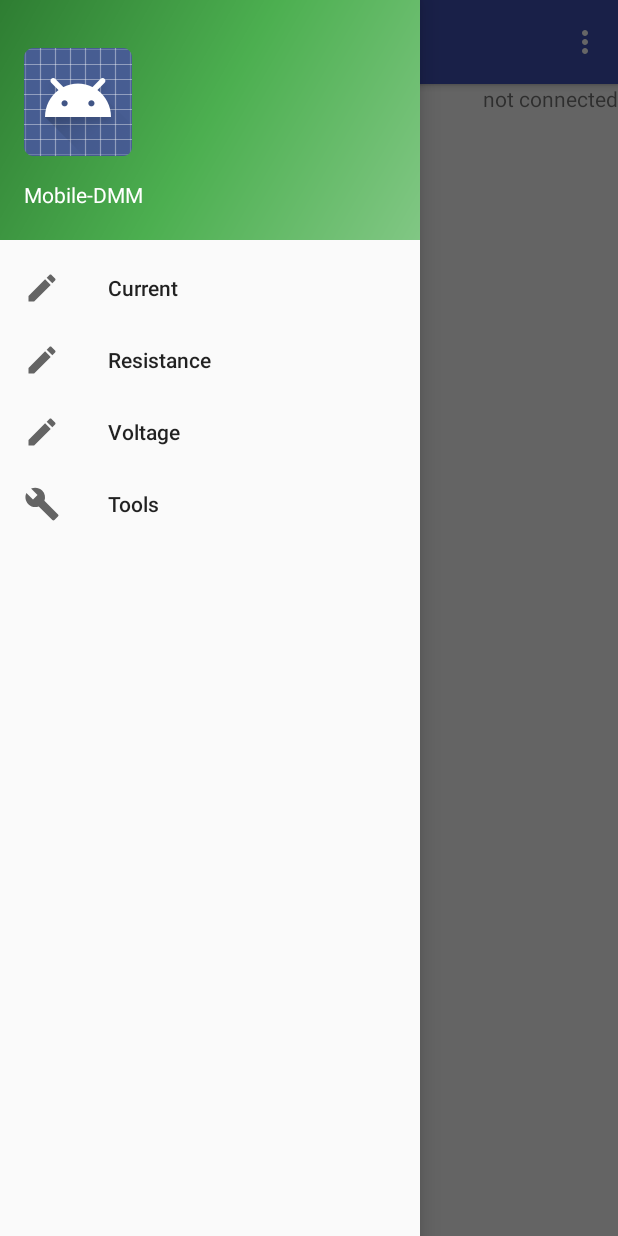
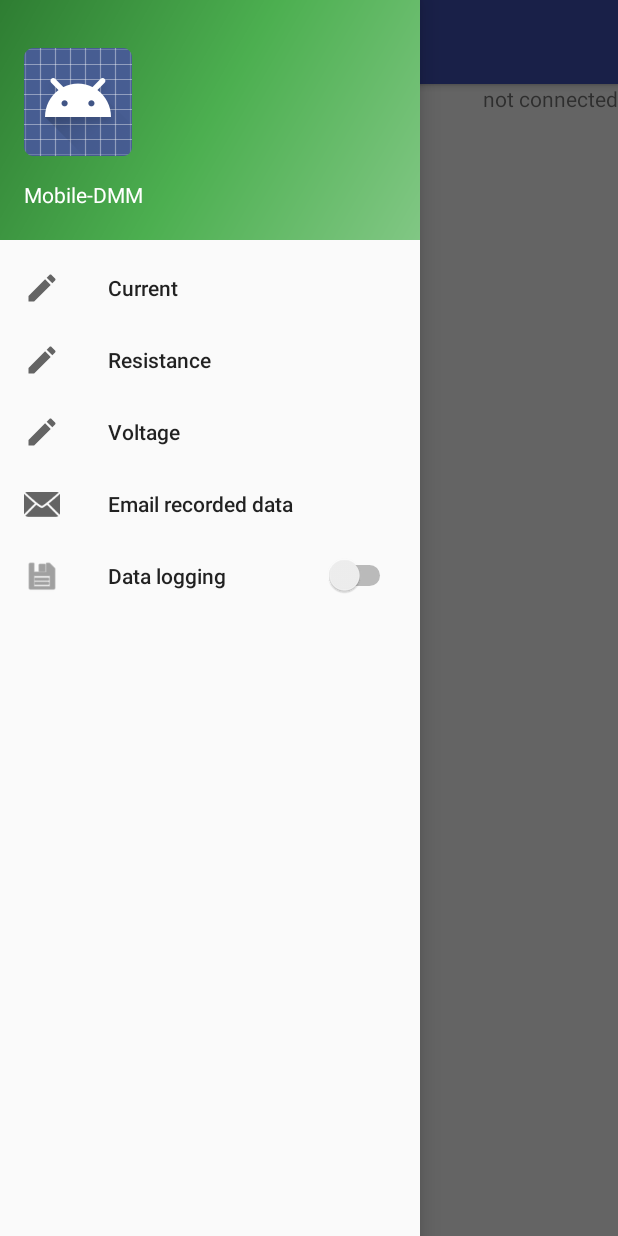
Before and after one commit to SirCipher/DesConApp, an Android app: the screen it shows after launch (MainActivity), with the side drawer open, on a phone screen of 412 x 824 dp. Run offline under Robolectric (Android 15) with nearby library versions, the phone set to English and light mode, and no system bars.

Commit message:
Changed navigation-bar layout to contain data-logging setting and emailing

```diff
--- a/app/src/main/java/com/type2labs/dmm/MainActivity.java
+++ b/app/src/main/java/com/type2labs/dmm/MainActivity.java
@@ -32,8 +32,6 @@ import android.support.v7.app.AppCompatActivity;
 import android.support.v7.widget.Toolbar;
 import android.util.Log;
 import android.view.KeyEvent;
-import android.view.Menu;
-import android.view.MenuInflater;
 import android.view.MenuItem;
 import android.view.View;
 import android.view.View.OnClickListener;
@@ -55,7 +53,7 @@ import com.type2labs.dmm.bluetooth.NullConnector;
 import com.type2labs.dmm.utils.EmailUtils;
 
 
-public class MainActivity extends AppCompatActivity implements SharedPreferences.OnSharedPreferenceChangeListener, NavigationView.OnNavigationItemSelectedListener {
+public class MainActivity extends AppCompatActivity implements NavigationView.OnNavigationItemSelectedListener {
 
     private static final String TAG = MainActivity.class.getSimpleName();
     private static final boolean D = true;
@@ -87,7 +85,7 @@ public class MainActivity extends AppCompatActivity implements SharedPreferences
     // See: https://code.google.com/p/android/issues/detail?id=24931#c1
     private boolean pendingRequestEnableBt = false;
     // controlled by user settings
-    private boolean recordingEnabled;
+    private boolean recordingEnabled = false;
     private String defaultEmail;
     private boolean mockDevicesEnabled;
     private String deviceName;
@@ -159,20 +157,25 @@ public class MainActivity extends AppCompatActivity implements SharedPreferences
         if (savedInstanceState != null) {
             pendingRequestEnableBt = savedInstanceState.getBoolean(SAVED_PENDING_REQUEST_ENABLE_BT);
         }
+
         setContentView(R.layout.activity_main);
         Toolbar toolbar = (Toolbar) findViewById(R.id.toolbar);
         setSupportActionBar(toolbar);
 
         DrawerLayout drawer = (DrawerLayout) findViewById(R.id.drawer_layout);
-        ActionBarDrawerToggle toggle = new ActionBarDrawerToggle(
-                this, drawer, toolbar, R.string.navigation_drawer_open, R.string.navigation_drawer_close);
+        ActionBarDrawerToggle toggle = new ActionBarDrawerToggle(this, drawer, toolbar, R.string.navigation_drawer_open, R.string.navigation_drawer_close);
         drawer.setDrawerListener(toggle);
         toggle.syncState();
 
         NavigationView navigationView = (NavigationView) findViewById(R.id.nav_view);
         navigationView.setNavigationItemSelectedListener(this);
 
-        updateParamsFromSettings();
+//        Switch recordingSwitch = (Switch) findViewById(R.id.toggle_logging);
+//        recordingSwitch.setOnCheckedChangeListener(new CompoundButton.OnCheckedChangeListener() {
+//            public void onCheckedChanged(CompoundButton buttonView, boolean isChecked) {
+//                recordingEnabled = isChecked;
+//            }
+//        });
 
         mStatusView = (TextView) findViewById(R.id.btstatus);
         mSendTextContainer = findViewById(R.id.send_text_container);
@@ -223,14 +226,6 @@ public class MainActivity extends AppCompatActivity implements SharedPreferences
         });
 
         onBluetoothStateChanged();
-
-//        Fragment frag = getFragmentManager().findFragmentById(R.id.sidebar_text_version);
-//        ((TextView) frag.getView().findViewById(R.id.sidebar_text_version)).setText("Version: "+ getPackageName());
-    }
-
-    private void updateParamsFromSettings() {
-        recordingEnabled = getSharedPreferences().getBoolean(getString(R.string.pref_record), false);
-        defaultEmail = getSharedPreferences().getString(getString(R.string.pref_default_email), "");
     }
 
     private void startDeviceListActivity() {
@@ -309,34 +304,7 @@ public class MainActivity extends AppCompatActivity implements SharedPreferences
                     //Toast.makeText(this, R.string.msg_email_not_sent, Toast.LENGTH_LONG).show();
                 }
                 break;
-            case MENU_SETTINGS:
-                updateParamsFromSettings();
-                break;
         }
-    }
-
-    @Override
-    public boolean onCreateOptionsMenu(Menu menu) {
-        MenuInflater inflater = getMenuInflater();
-        inflater.inflate(R.menu.main, menu);
-        return true;
-    }
-
-    @Override
-    public boolean onOptionsItemSelected(MenuItem item) {
-        int itemId = item.getItemId();
-        if (itemId == R.id.menu_settings) {
-            startActivityForResult(SettingsActivity.class, MENU_SETTINGS);
-        } else if (itemId == R.id.menu_email_recorded_data) {
-            if (recording.length() > 0) {
-                launchEmailApp(EmailUtils.prepareDeviceRecording(this, defaultEmail, deviceName, recording.toString()));
-            } else if (recordingEnabled) {
-                Toast.makeText(this, R.string.msg_nothing_recorded, Toast.LENGTH_LONG).show();
-            } else {
-                Toast.makeText(this, R.string.msg_nothing_recorded_recording_disabled, Toast.LENGTH_LONG).show();
-            }
-        }
-        return false;
     }
 
     private void launchEmailApp(Intent intent) {
@@ -393,13 +361,6 @@ public class MainActivity extends AppCompatActivity implements SharedPreferences
         outState.putBoolean(SAVED_PENDING_REQUEST_ENABLE_BT, pendingRequestEnableBt);
     }
 
-    @Override
-    public void onSharedPreferenceChanged(SharedPreferences sharedPreferences, String prefName) {
-        Log.d(TAG, "++onSharedPreferenceChanged");
-        if (prefName.equals(getString(R.string.pref_record))) {
-            updateParamsFromSettings();
-        }
-    }
 
     private SharedPreferences getSharedPreferences() {
         return PreferenceManager.getDefaultSharedPreferences(this);
@@ -407,13 +368,11 @@ public class MainActivity extends AppCompatActivity implements SharedPreferences
 
     @Override
     protected void onResume() {
-        getSharedPreferences().registerOnSharedPreferenceChangeListener(this);
         super.onResume();
     }
 
     @Override
     protected void onPause() {
-        getSharedPreferences().unregisterOnSharedPreferenceChangeListener(this);
         super.onPause();
     }
 
@@ -429,6 +388,15 @@ public class MainActivity extends AppCompatActivity implements SharedPreferences
             case R.id.nav_voltage:
                 sendMessage("Volts");
                 break;
+            case R.id.menu_email_recorded_data:
+                if (recording.length() > 0) {
+                    launchEmailApp(EmailUtils.prepareDeviceRecording(this, defaultEmail, deviceName, recording.toString()));
+                } else if (recordingEnabled) {
+                    Toast.makeText(this, R.string.msg_nothing_recorded, Toast.LENGTH_LONG).show();
+                } else {
+                    Toast.makeText(this, R.string.msg_nothing_recorded_recording_disabled, Toast.LENGTH_LONG).show();
+                }
+                break;
             default:
                 break;
         }
--- /dev/null
+++ b/app/src/main/res/layout/switch_item.xml
@@ -0,0 +1,10 @@
+<RelativeLayout xmlns:android="http://schemas.android.com/apk/res/android"
+    android:layout_width="match_parent"
+    android:layout_height="match_parent">
+
+    <Switch
+        android:layout_width="wrap_content"
+        android:layout_height="wrap_content"
+        android:layout_centerHorizontal="true"
+        android:layout_centerVertical="true" />
+</RelativeLayout>
--- a/app/src/main/res/menu/activity_options_drawer.xml
+++ b/app/src/main/res/menu/activity_options_drawer.xml
@@ -1,22 +1,28 @@
 <?xml version="1.0" encoding="utf-8"?>
-<menu xmlns:android="http://schemas.android.com/apk/res/android">
+<menu xmlns:android="http://schemas.android.com/apk/res/android"
+    xmlns:app="http://schemas.android.com/apk/res-auto">
 
     <group android:checkableBehavior="single">
         <item
             android:id="@+id/nav_current"
             android:icon="@drawable/ic_mode_edit_black_24dp"
-            android:title="Current" />
+            android:title="@string/nav_current" />
         <item
             android:id="@+id/nav_resistance"
             android:icon="@drawable/ic_mode_edit_black_24dp"
-            android:title="Resistance" />
+            android:title="@string/nav_resistance" />
         <item
             android:id="@+id/nav_voltage"
             android:icon="@drawable/ic_mode_edit_black_24dp"
-            android:title="Voltage" />
+            android:title="@string/nav_voltage" />
         <item
-            android:id="@+id/nav_tools"
-            android:icon="@drawable/ic_menu_manage"
-            android:title="Tools" />
+            android:id="@+id/menu_email_recorded_data"
+            android:icon="@android:drawable/ic_dialog_email"
+            android:title="@string/menu_email_recorded_data" />
+        <item
+            android:id="@+id/toggle_logging"
+            android:icon="@android:drawable/ic_menu_save"
+            android:title="@string/nav_data_logging"
+            app:actionLayout="@layout/switch_item" />
     </group>
 </menu>
--- a/app/src/main/res/values/strings.xml
+++ b/app/src/main/res/values/strings.xml
@@ -48,5 +48,9 @@
     <string name="msg_email_not_sent">Email not sent. Check your email settings.</string>
     <string name="mobile_dmm">Mobile-DMM</string>
     <string name="version_no">Version: #####</string>
+    <string name="nav_current">Current</string>
+    <string name="nav_resistance">Resistance</string>
+    <string name="nav_voltage">Voltage</string>
+    <string name="nav_data_logging">Data logging</string>
 
 </resources>
```
Also changed, not shown: app/src/main/res/drawable/ic_email_black_24dp.xml (added, +9 -0 lines), app/src/main/res/drawable/ic_save_black_24dp.xml (added, +9 -0 lines), app/src/main/res/layout/activity_options.xml (deleted, +0 -25 lines).
